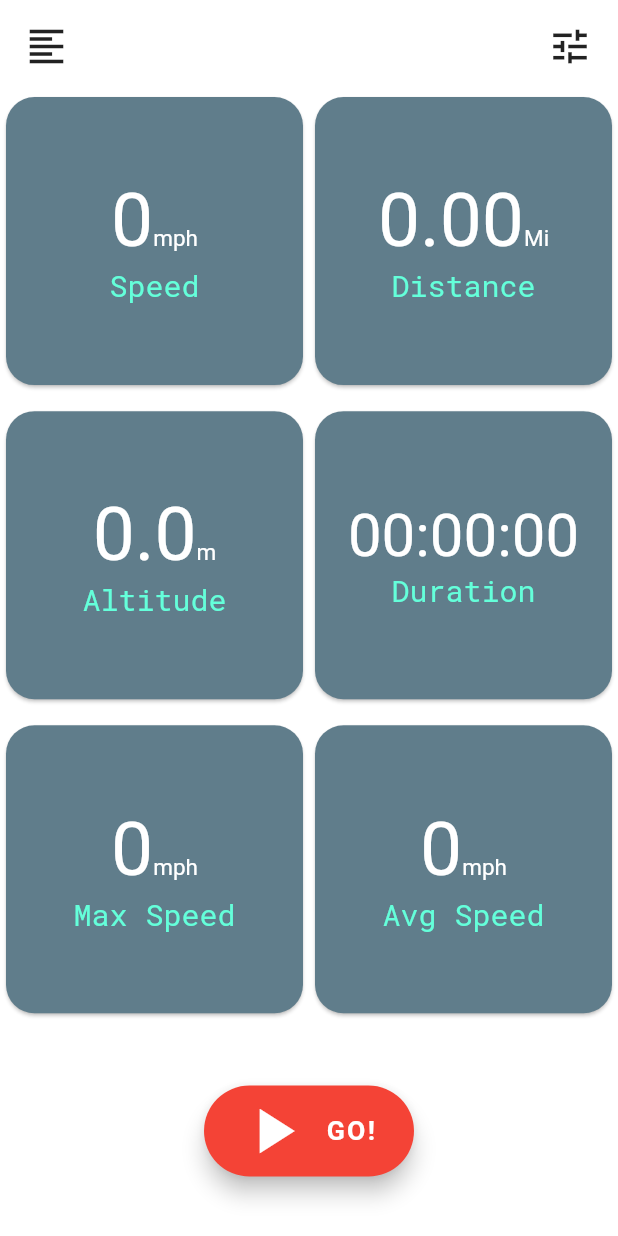
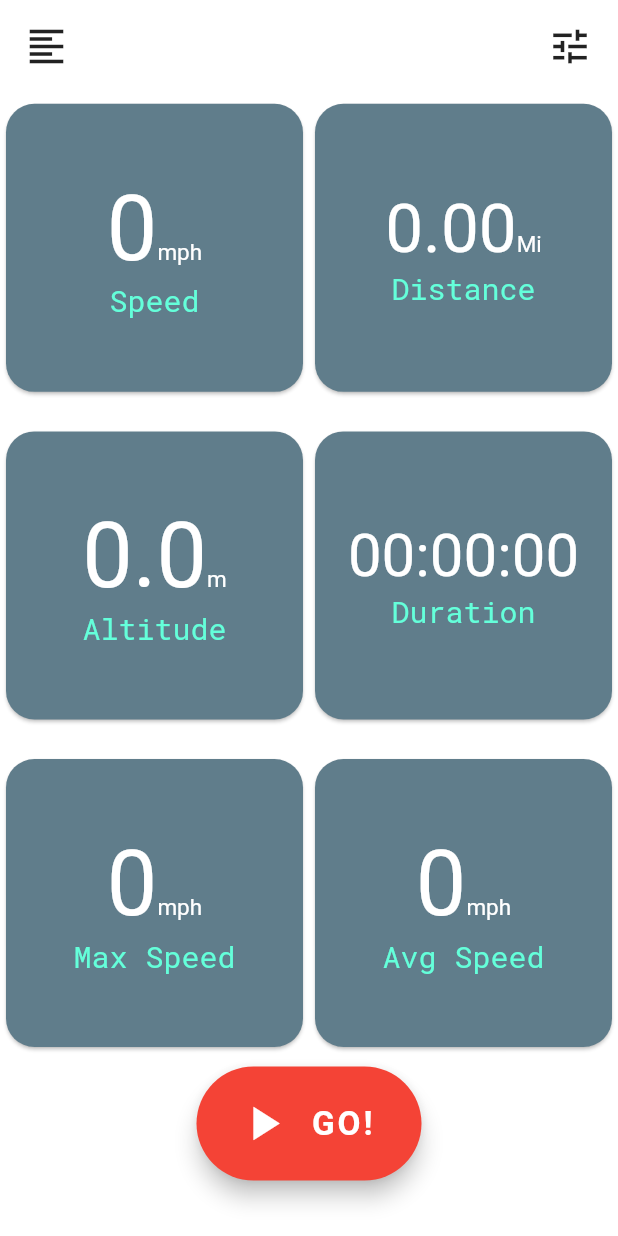
Before and after one commit to maginc/moto_tracker, a Flutter app: the screen it shows after launch, on a phone screen of 412 x 824 dp. Run offline on Flutter 3.47's test engine with Material 2 defaults, Android fonts, the phone set to English and light mode, and no system bars; our stand-ins replace bloc, equatable, flutter_bloc, flutter_map, flutter_svg, google_fonts and 4 more; missing offline and left inert: background_locator, location_permissions; generated files the repository leaves out were written again.

Commit message:
change: ui widgets

```diff
--- a/lib/location_tracker/location_tracker_bloc/location_tracker_bloc.dart
+++ b/lib/location_tracker/location_tracker_bloc/location_tracker_bloc.dart
@@ -68,18 +68,12 @@ class LocationTrackerBloc
           duration
        */
 
-//    Stream.periodic(Duration(seconds: 1), (x) => x).listen((event) {
-//      this.duration ++;
-//    });
-
     _timerSubscription?.cancel();
     _timerSubscription = timerz.tick()
         .listen((event) {
-          print("EVE: " + event.toString());
           duration++;
         });
 
-   // DateTime.now().millisecond;
     /*
           get location changes
      */
@@ -124,10 +118,8 @@ class LocationTrackerBloc
       /*
           Average speed calculation
        */
-      print("dura:" + duration.toString());
-      print("dist:" + distance.toString());
 
-      if (distance > 0.03 && duration > 1) {
+      if (distance > 0.1 && duration > 1) {
         averageSpeed = (distance / (duration-1)) * 3600;
 
 
@@ -185,7 +177,6 @@ class LocationTrackerBloc
     locationChangeListener.stopLocationChangeListener();
     returnMutableStatesToInitialValuesThisCodeIsFarFromBestPractices();
     yield InitialLocationTrackerState(initialCurrentTrip);
-    //TODO implement cleaning old data and reset everything to initial state
   }
 
   //TODO replace this with proper solution, and i mean ALL this class.
--- a/lib/routes/home/home_page.dart
+++ b/lib/routes/home/home_page.dart
@@ -82,12 +82,6 @@ class _HomePageState extends State<HomePage> {
                         child: CurrentSpeed(),
                       ),
                     ),
-                    /*       VerticalDivider(
-                      thickness: 1,
-                      color: separatorLineColor,
-                      indent: 50,
-                      endIndent: 50,
-                    ),*/
                     Expanded(
                       child: Container(height: 200, child: Distance()),
                     )
@@ -95,12 +89,6 @@ class _HomePageState extends State<HomePage> {
                 ),
               ),
             ),
-            /*   Divider(
-              thickness: 1,
-              color: separatorLineColor,
-              indent: 100,
-              endIndent: 100,
-            ),*/
             Expanded(
               flex: 3,
               child: Container(
@@ -112,12 +100,6 @@ class _HomePageState extends State<HomePage> {
                         child: Altitude(),
                       ),
                     ),
-                    /*    VerticalDivider(
-                      thickness: 1,
-                      color: separatorLineColor,
-                      indent: 50,
-                      endIndent: 50,
-                    ),*/
                     Expanded(
                       child: Container(height: 200, child: Duration()),
                     )
@@ -125,12 +107,6 @@ class _HomePageState extends State<HomePage> {
                 ),
               ),
             ),
-            /*    Divider(
-              thickness: 1,
-              color: separatorLineColor,
-              indent: 100,
-              endIndent: 100,
-            ),*/
             Expanded(
               flex: 3,
               child: Container(
@@ -139,12 +115,6 @@ class _HomePageState extends State<HomePage> {
                     Expanded(
                       child: Container(height: 200, child: MaxSpeed()),
                     ),
-                    /*   VerticalDivider(
-                      thickness: 1,
-                      color: separatorLineColor,
-                      indent: 50,
-                      endIndent: 50,
-                    ),*/
                     Expanded(
                       child: Container(
                         height: 200,
@@ -162,7 +132,7 @@ class _HomePageState extends State<HomePage> {
           elevation: 0,
           shape: CircularNotchedRectangle(),
           child: Container(
-            height: 70.0,
+            height: 40.0,
           ),
         ),
         floatingActionButton:
@@ -184,18 +154,18 @@ class _HomePageState extends State<HomePage> {
     final LocationTrackerState currentState = locationTrackerBloc.state;
     if (currentState is InitialLocationTrackerState) {
       return Container(
-        height: 140,
-        width: 140,
+        height: 150,
+        width: 150,
         child: FittedBox(
           child: FloatingActionButton.extended(
             backgroundColor: Colors.red,
             icon: Icon(
               Icons.play_arrow,
-              size: 40,
+             // size: 50,
             ),
             label: Text(
               "GO!",
-              style: TextStyle(fontWeight: FontWeight.bold),
+              style: TextStyle(fontWeight: FontWeight.bold)
             ),
             onPressed: () {
               locationTrackerBloc.add(Start());
@@ -265,7 +235,7 @@ class _HomePageState extends State<HomePage> {
               backgroundColor: Colors.red,
               child: Icon(
                 Icons.stop,
-                color: Colors.black87,
+                color: Colors.white,
               ),
               onPressed: () {
                 setState(() {
--- a/lib/routes/home/widgets/altitude.dart
+++ b/lib/routes/home/widgets/altitude.dart
@@ -3,6 +3,7 @@ import 'package:flutter_bloc/flutter_bloc.dart';
 import 'package:google_fonts/google_fonts.dart';
 import 'package:mototracker/location_tracker/location_tracker_bloc/bloc.dart';
 import 'package:mototracker/constants.dart' as Constants;
+import 'package:mototracker/util/utilities.dart';
 
 
 /**
@@ -32,8 +33,8 @@ class Altitude extends StatelessWidget {
                   children: [
                     RichText(
                       text: TextSpan(
-                          style: TextStyle(color: Constants.MAIN_TEXT_COLOR, fontSize: 50),
-                          text: altitude.toString(),
+                          style: TextStyle(color: Constants.MAIN_TEXT_COLOR, fontSize: 60),
+                          text: Utilities.dp(altitude, 1).toString(),
                           children: [
                             TextSpan(text: "m", style: TextStyle(fontSize: 15))
                           ]),
--- a/lib/routes/home/widgets/avg_speed.dart
+++ b/lib/routes/home/widgets/avg_speed.dart
@@ -36,7 +36,7 @@ class AvgSpeed extends StatelessWidget {
                         return RichText(
                           text: TextSpan(
                               style:
-                                  TextStyle(color: Constants.MAIN_TEXT_COLOR, fontSize: 50),
+                                  TextStyle(color: Constants.MAIN_TEXT_COLOR, fontSize: 60),
                               text: showAvgSpeed(averageSpeed, text.data),
                               children: [
                                 TextSpan(
--- a/lib/routes/home/widgets/current_speed.dart
+++ b/lib/routes/home/widgets/current_speed.dart
@@ -36,7 +36,7 @@ class CurrentSpeed extends StatelessWidget {
                         return RichText(
                           text: TextSpan(
                               style:
-                                  TextStyle(color: Constants.MAIN_TEXT_COLOR, fontSize: 50),
+                                  TextStyle(color: Constants.MAIN_TEXT_COLOR, fontSize: 60,),
                               text: Utilities.showSpeed(speed, text.data),
                               children: [
                                 TextSpan(
--- a/lib/routes/home/widgets/distance.dart
+++ b/lib/routes/home/widgets/distance.dart
@@ -36,7 +36,7 @@ class Distance extends StatelessWidget {
                         return RichText(
                           text: TextSpan(
                               style:
-                              TextStyle(color: Constants.MAIN_TEXT_COLOR, fontSize: 50),
+                              TextStyle(color: Constants.MAIN_TEXT_COLOR, fontSize: 45),
                               text: _distanceTExt(Utilities.showDistance(distance, text.data)),
                               children: [
                                 TextSpan(
--- a/lib/routes/home/widgets/duration.dart
+++ b/lib/routes/home/widgets/duration.dart
@@ -31,11 +31,14 @@ class Duration extends StatelessWidget {
                       mainAxisAlignment: MainAxisAlignment.center,
                       crossAxisAlignment: CrossAxisAlignment.center,
                       children: [
-                        RichText(
-                          text: TextSpan(
-                              style: TextStyle(color: Constants.MAIN_TEXT_COLOR, fontSize: 40),
-                              text: Utilities.secondsToTime(duration),
-                            ),
+                        FittedBox(
+                          fit: BoxFit.fitWidth,
+                          child: RichText(
+                            text: TextSpan(
+                                style: TextStyle(color: Constants.MAIN_TEXT_COLOR, fontSize: 40),
+                                text: Utilities.secondsToTime(duration),
+                              ),
+                          ),
                         ),
                         Text(
                           "Duration",
--- a/lib/routes/home/widgets/max_speed.dart
+++ b/lib/routes/home/widgets/max_speed.dart
@@ -36,7 +36,7 @@ class MaxSpeed extends StatelessWidget {
                             return RichText(
                               text: TextSpan(
                                   style:
-                                  TextStyle(color: Constants.MAIN_TEXT_COLOR, fontSize: 50),
+                                  TextStyle(color: Constants.MAIN_TEXT_COLOR, fontSize: 60),
                                   text: Utilities.showSpeed(maxSpeed, text.data),
                                   children: [
                                     TextSpan(
```
